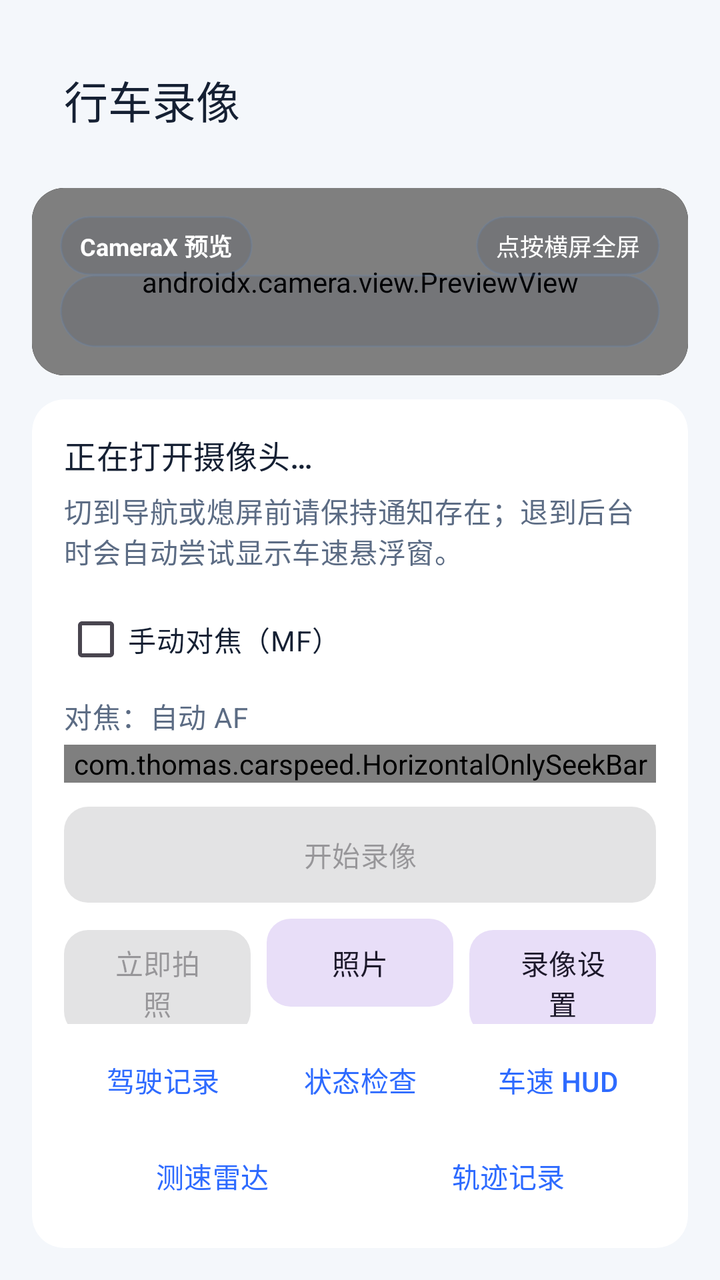
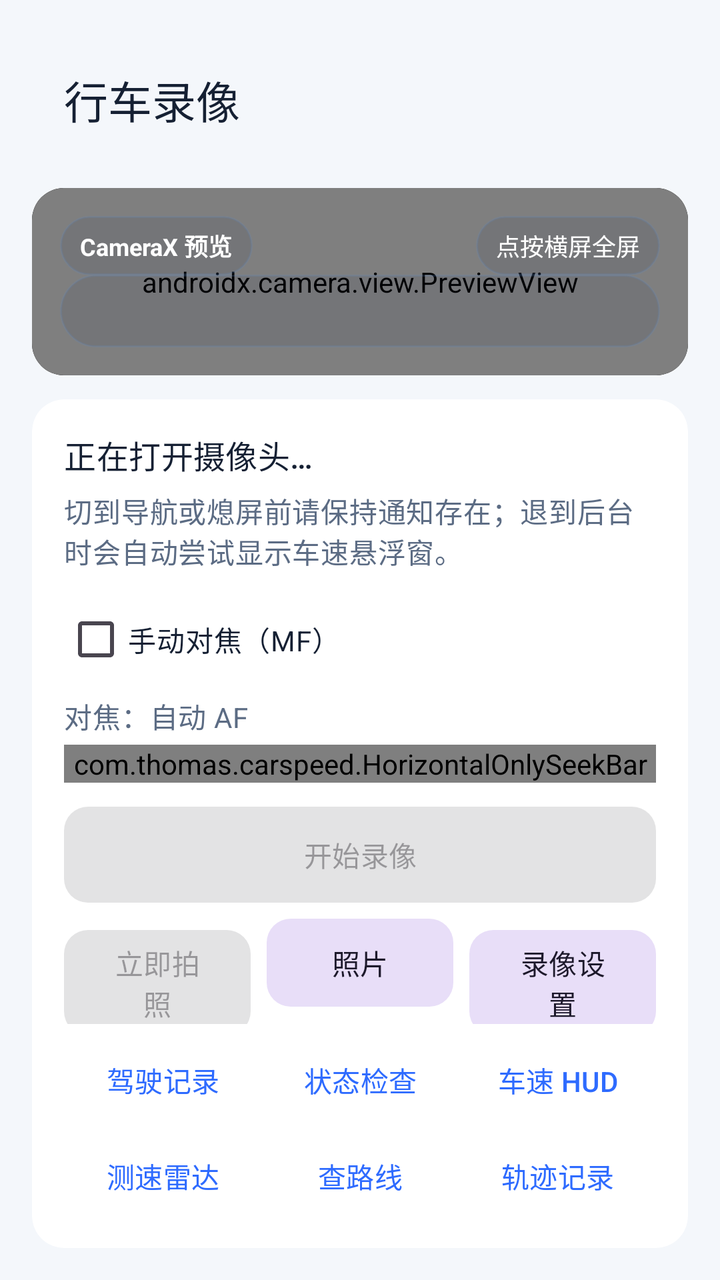

Two renders of the same Android screen: before a commit and after it. Below are the layout's source before the change and the commit's diff.
<!-- AndroidManifest.xml: application theme Theme.CarSpeed -->
<!-- res/layout/activity_camera_record.xml -->
<?xml version="1.0" encoding="utf-8"?>
<ScrollView xmlns:android="http://schemas.android.com/apk/res/android"
    xmlns:app="http://schemas.android.com/apk/res-auto"
    android:layout_width="match_parent"
    android:layout_height="match_parent"
    android:background="@color/brand_sand"
    android:fillViewport="true">

    <LinearLayout
        android:layout_width="match_parent"
        android:layout_height="wrap_content"
        android:orientation="vertical"
        android:paddingStart="16dp"
        android:paddingTop="18dp"
        android:paddingEnd="16dp"
        android:paddingBottom="16dp">

    <com.google.android.material.appbar.MaterialToolbar
        android:id="@+id/toolbar"
        android:layout_width="match_parent"
        android:layout_height="wrap_content"
        android:backgroundTint="@android:color/transparent"
        app:title="@string/camera_record_title"
        app:titleTextColor="@color/text_primary" />

    <com.google.android.material.card.MaterialCardView
        android:id="@+id/previewCard"
        style="@style/Widget.CarSpeed.Card"
        android:layout_width="match_parent"
        android:layout_height="0dp"
        android:layout_marginTop="12dp"
        android:layout_weight="1"
        android:clickable="true"
        android:focusable="true">

        <FrameLayout
            android:layout_width="match_parent"
            android:layout_height="match_parent"
            android:background="@android:color/black">

            <androidx.camera.view.PreviewView
                android:id="@+id/previewView"
                android:layout_width="match_parent"
                android:layout_height="match_parent"
                android:background="@android:color/black"
                app:implementationMode="compatible" />

            <com.thomas.carspeed.AspectRatioTextureView
                android:id="@+id/recordingTextureView"
                android:layout_width="match_parent"
                android:layout_height="match_parent"
                android:layout_gravity="center"
                android:visibility="gone" />

            <com.thomas.carspeed.PlateOverlayView
                android:id="@+id/plateOverlayView"
                android:layout_width="match_parent"
                android:layout_height="match_parent"
                android:visibility="gone" />

            <TextView
                android:layout_width="wrap_content"
                android:layout_height="wrap_content"
                android:layout_gravity="top|start"
                android:layout_margin="14dp"
                android:background="@drawable/overlay_chip_dark_bg"
                android:paddingStart="10dp"
                android:paddingTop="6dp"
                android:paddingEnd="10dp"
                android:paddingBottom="6dp"
                android:text="@string/camera_preview_badge"
                android:textColor="@android:color/white"
                android:textSize="12sp"
                android:textStyle="bold" />

            <TextView
                android:layout_width="wrap_content"
                android:layout_height="wrap_content"
                android:layout_gravity="top|end"
                android:layout_margin="14dp"
                android:background="@drawable/overlay_chip_dark_bg"
                android:paddingStart="10dp"
                android:paddingTop="6dp"
                android:paddingEnd="10dp"
                android:paddingBottom="6dp"
                android:text="@string/preview_fullscreen_hint"
                android:textColor="@android:color/white"
                android:textSize="12sp" />

            <TextView
                android:id="@+id/tvPreviewTimer"
                android:layout_width="wrap_content"
                android:layout_height="wrap_content"
                android:layout_gravity="top|center_horizontal"
                android:layout_marginTop="14dp"
                android:background="@drawable/overlay_chip_dark_bg"
                android:paddingStart="12dp"
                android:paddingTop="6dp"
                android:paddingEnd="12dp"
                android:paddingBottom="6dp"
                android:textColor="@android:color/white"
                android:textSize="14sp"
                android:textStyle="bold"
                android:visibility="gone" />

            <TextView
                android:id="@+id/tvPreviewOverlay"
                android:layout_width="match_parent"
                android:layout_height="wrap_content"
                android:layout_gravity="bottom"
                android:layout_margin="14dp"
                android:background="@drawable/overlay_chip_dark_bg"
                android:lineSpacingExtra="3dp"
                android:padding="10dp"
                android:textColor="@android:color/white"
                android:textSize="12sp" />
        </FrameLayout>
    </com.google.android.material.card.MaterialCardView>

    <com.google.android.material.card.MaterialCardView
        style="@style/Widget.CarSpeed.Card"
        android:layout_width="match_parent"
        android:layout_height="wrap_content"
        android:layout_marginTop="12dp">

        <LinearLayout
            android:layout_width="match_parent"
            android:layout_height="wrap_content"
            android:orientation="vertical"
            android:padding="16dp">

            <TextView
                android:id="@+id/tvCameraStatus"
                android:layout_width="match_parent"
                android:layout_height="wrap_content"
                android:text="@string/camera_opening"
                android:textAppearance="@style/TextAppearance.CarSpeed.SectionTitle" />

            <TextView
                android:id="@+id/tvSavedPath"
                android:layout_width="match_parent"
                android:layout_height="wrap_content"
                android:layout_marginTop="6dp"
                android:text="@string/video_background_hint"
                android:textAppearance="@style/TextAppearance.CarSpeed.Body" />

            <com.google.android.material.checkbox.MaterialCheckBox
                android:id="@+id/cbManualFocus"
                android:layout_width="match_parent"
                android:layout_height="wrap_content"
                android:layout_marginTop="10dp"
                android:text="@string/manual_focus_toggle"
                android:textColor="@color/text_primary" />

            <TextView
                android:id="@+id/tvFocusInlineLabel"
                android:layout_width="match_parent"
                android:layout_height="wrap_content"
                android:layout_marginTop="4dp"
                android:text="@string/focus_auto_label"
                android:textAppearance="@style/TextAppearance.CarSpeed.Body" />

            <com.thomas.carspeed.HorizontalOnlySeekBar
                android:id="@+id/sbInlineFocus"
                android:layout_width="match_parent"
                android:layout_height="wrap_content"
                android:layout_marginTop="4dp"
                android:max="100"
                android:progress="10" />

            <com.google.android.material.button.MaterialButton
                android:id="@+id/btnRecordVideo"
                style="@style/Widget.CarSpeed.Button"
                android:layout_width="match_parent"
                android:layout_height="wrap_content"
                android:layout_marginTop="12dp"
                android:enabled="false"
                android:text="@string/video_start_recording" />

            <LinearLayout
                android:layout_width="match_parent"
                android:layout_height="wrap_content"
                android:layout_marginTop="8dp"
                android:orientation="horizontal">

                <com.google.android.material.button.MaterialButton
                    android:id="@+id/btnTakePhoto"
                    style="@style/Widget.CarSpeed.Button.Tonal"
                    android:layout_width="0dp"
                    android:layout_height="wrap_content"
                    android:layout_weight="1"
                    android:enabled="false"
                    android:text="@string/take_photo_now" />

                <com.google.android.material.button.MaterialButton
                    android:id="@+id/btnOpenPhotos"
                    style="@style/Widget.CarSpeed.Button.Tonal"
                    android:layout_width="0dp"
                    android:layout_height="wrap_content"
                    android:layout_marginStart="8dp"
                    android:layout_weight="1"
                    android:text="@string/photo_gallery_title" />

                <com.google.android.material.button.MaterialButton
                    android:id="@+id/btnOpenSettings"
                    style="@style/Widget.CarSpeed.Button.Tonal"
                    android:layout_width="0dp"
                    android:layout_height="wrap_content"
                    android:layout_marginStart="8dp"
                    android:layout_weight="1"
                    android:text="@string/dashcam_settings_title" />
            </LinearLayout>

            <LinearLayout
                android:layout_width="match_parent"
                android:layout_height="wrap_content"
                android:layout_marginTop="8dp"
                android:orientation="horizontal">

                <com.google.android.material.button.MaterialButton
                    android:id="@+id/btnOpenHistory"
                    style="@style/Widget.CarSpeed.Button.Text"
                    android:layout_width="0dp"
                    android:layout_height="wrap_content"
                    android:layout_weight="1"
                    android:text="@string/history_title" />

                <com.google.android.material.button.MaterialButton
                    android:id="@+id/btnOpenStatus"
                    style="@style/Widget.CarSpeed.Button.Text"
                    android:layout_width="0dp"
                    android:layout_height="wrap_content"
                    android:layout_weight="1"
                    android:text="@string/status_check_title" />

                <com.google.android.material.button.MaterialButton
                    android:id="@+id/btnOpenHud"
                    style="@style/Widget.CarSpeed.Button.Text"
                    android:layout_width="0dp"
                    android:layout_height="wrap_content"
                    android:layout_weight="1"
                    android:text="@string/speed_hud_title" />

            </LinearLayout>

            <LinearLayout
                android:layout_width="match_parent"
                android:layout_height="wrap_content"
                android:layout_marginTop="8dp"
                android:orientation="horizontal">

                <com.google.android.material.button.MaterialButton
                    android:id="@+id/btnOpenRadar"
                    style="@style/Widget.CarSpeed.Button.Text"
                    android:layout_width="0dp"
                    android:layout_height="wrap_content"
                    android:layout_weight="1"
                    android:text="@string/radar_settings_short_title" />

                <com.google.android.material.button.MaterialButton
                    android:id="@+id/btnOpenTrack"
                    style="@style/Widget.CarSpeed.Button.Text"
                    android:layout_width="0dp"
                    android:layout_height="wrap_content"
                    android:layout_weight="1"
                    android:text="@string/track_settings_short_title" />
            </LinearLayout>
        </LinearLayout>
    </com.google.android.material.card.MaterialCardView>
    </LinearLayout>
</ScrollView>
<!-- resources referenced by this layout -->
<resources>
  <color name="brand_sand">#F4F7FB</color>
  <color name="text_primary">#152033</color>
  <!-- drawable overlay_chip_dark_bg (drawable) -->
  <?xml version="1.0" encoding="utf-8"?>
  <shape xmlns:android="http://schemas.android.com/apk/res/android" android:shape="rectangle">
      <corners android:radius="18dp" />
      <solid android:color="#1A13233A" />
      <stroke
          android:width="1dp"
          android:color="#335D87C4" />
  </shape>
  <string name="camera_opening">正在打开摄像头…</string>
  <string name="camera_preview_badge">CameraX 预览</string>
  <string name="camera_record_title">行车录像</string>
  <string name="dashcam_settings_title">录像设置</string>
  <string name="focus_auto_label">对焦：自动 AF</string>
  <string name="history_title">驾驶记录</string>
  <string name="manual_focus_toggle">手动对焦（MF）</string>
  <string name="photo_gallery_title">照片</string>
  <string name="preview_fullscreen_hint">点按横屏全屏</string>
  <string name="radar_settings_short_title">测速雷达</string>
  <string name="speed_hud_title">车速 HUD</string>
  <string name="status_check_title">状态检查</string>
  <string name="take_photo_now">立即拍照</string>
  <string name="track_settings_short_title">轨迹记录</string>
  <string name="video_background_hint">切到导航或熄屏前请保持通知存在；退到后台时会自动尝试显示车速悬浮窗。</string>
  <string name="video_start_recording">开始录像</string>
  <style name="TextAppearance.CarSpeed.Body" parent="TextAppearance.Material3.BodyMedium">
          <item name="android:textColor">@color/text_secondary</item>
      </style>
  <style name="TextAppearance.CarSpeed.SectionTitle" parent="TextAppearance.Material3.TitleMedium">
          <item name="android:textColor">@color/text_primary</item>
      </style>
  <style name="Widget.CarSpeed.Button" parent="Widget.Material3.Button">
          <item name="cornerRadius">12dp</item>
          <item name="android:minHeight">48dp</item>
          <item name="android:insetTop">0dp</item>
          <item name="android:insetBottom">0dp</item>
      </style>
  <style name="Widget.CarSpeed.Button.Text" parent="Widget.Material3.Button.TextButton">
          <item name="cornerRadius">12dp</item>
          <item name="android:minHeight">40dp</item>
          <item name="android:insetTop">0dp</item>
          <item name="android:insetBottom">0dp</item>
      </style>
  <style name="Widget.CarSpeed.Button.Tonal" parent="Widget.Material3.Button.TonalButton">
          <item name="cornerRadius">12dp</item>
          <item name="android:minHeight">44dp</item>
          <item name="android:insetTop">0dp</item>
          <item name="android:insetBottom">0dp</item>
      </style>
  <style name="Widget.CarSpeed.Card" parent="Widget.Material3.CardView.Elevated">
          <item name="cardBackgroundColor">@color/surface_primary</item>
          <item name="strokeWidth">0dp</item>
          <item name="cardCornerRadius">16dp</item>
          <item name="cardElevation">0dp</item>
      </style>
  <color name="text_secondary">#5C6C84</color>
  <color name="surface_primary">#FFFFFF</color>
  <color name="brand_blue">#2E6BFF</color>
  <color name="brand_teal">#1FB8A6</color>
  <style name="Widget.CarSpeed.SeekBar" parent="Widget.AppCompat.SeekBar">
          <item name="android:progressTint">@color/brand_blue</item>
          <item name="android:thumbTint">@color/brand_blue</item>
          <item name="android:progressBackgroundTint">@color/divider_soft</item>
          <item name="android:minHeight">48dp</item>
      </style>
  <style name="Widget.CarSpeed.ProgressBar" parent="Widget.AppCompat.ProgressBar.Horizontal">
          <item name="android:progressTint">@color/brand_blue</item>
          <item name="android:progressBackgroundTint">@color/divider_soft</item>
          <item name="android:minHeight">4dp</item>
      </style>
  <color name="divider_soft">#E4E9F0</color>
  <color name="surface_secondary">#EAF0F8</color>
  <!-- unchanged entries left out for length: 5 -->
</resources>

<!-- the commit's change to res/layout/activity_camera_record.xml (unified diff, before → after) -->
@@ -258,6 +258,14 @@
                     android:text="@string/radar_settings_short_title" />
 
                 <com.google.android.material.button.MaterialButton
+                    android:id="@+id/btnOpenRadarQuery"
+                    style="@style/Widget.CarSpeed.Button.Text"
+                    android:layout_width="0dp"
+                    android:layout_height="wrap_content"
+                    android:layout_weight="1"
+                    android:text="@string/radar_query_short" />
+
+                <com.google.android.material.button.MaterialButton
                     android:id="@+id/btnOpenTrack"
                     style="@style/Widget.CarSpeed.Button.Text"
                     android:layout_width="0dp"
<!-- resource entries referenced after the edit -->
@@ -20,6 +20,7 @@
   <string name="manual_focus_toggle">手动对焦（MF）</string>
   <string name="photo_gallery_title">照片</string>
   <string name="preview_fullscreen_hint">点按横屏全屏</string>
+  <string name="radar_query_short">查路线</string>
   <string name="radar_settings_short_title">测速雷达</string>
   <string name="speed_hud_title">车速 HUD</string>
   <string name="status_check_title">状态检查</string>
